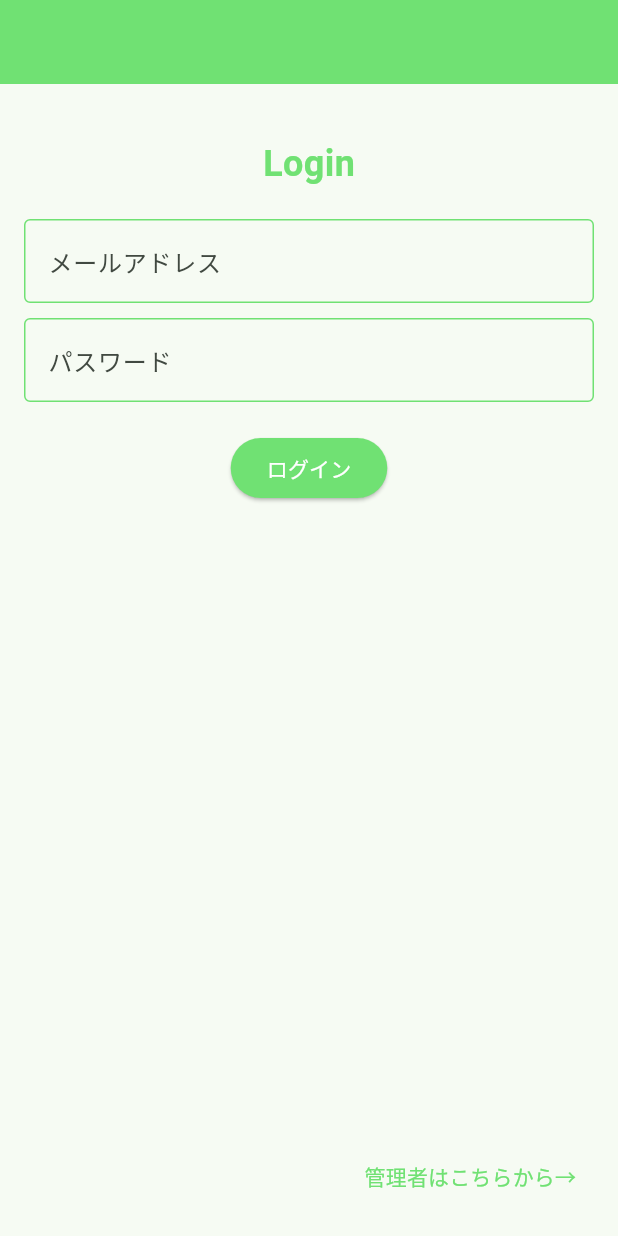
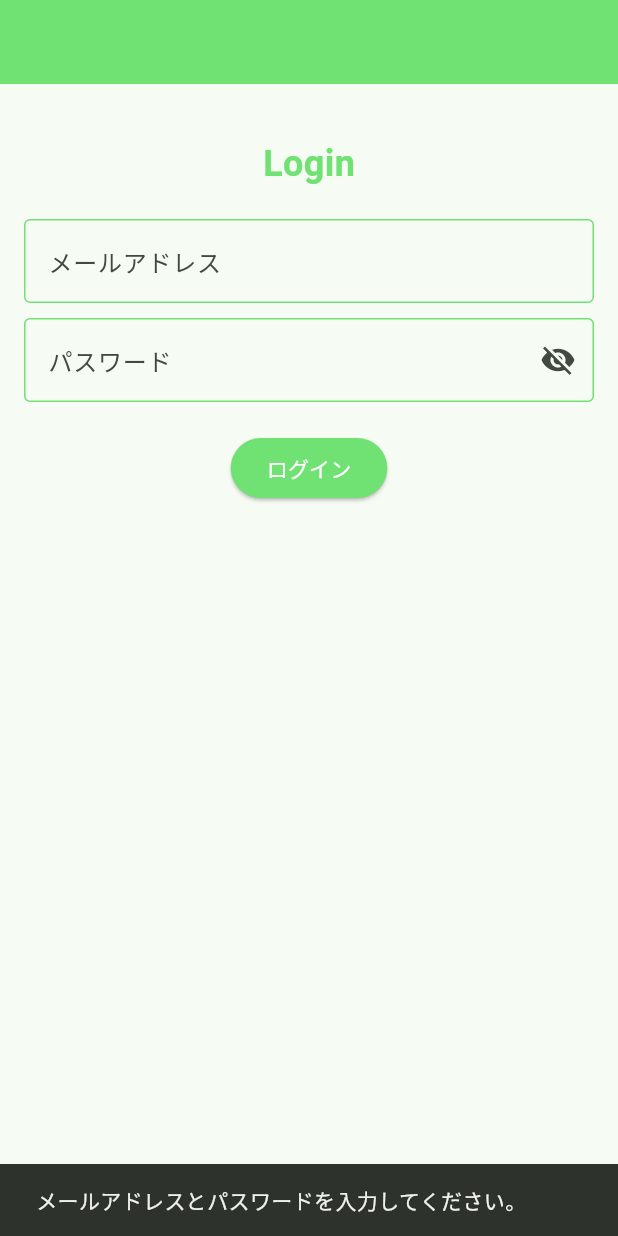
Before and after one commit to fuku-000/respon2, a Flutter app: the AyatakaPage screen opened directly, after a tap on "ログイン", on a phone screen of 412 x 824 dp. Run offline on Flutter 3.47's test engine with Material 3 defaults, Android fonts, the phone set to English and light mode, and no system bars; our stand-ins replace cloud_firestore, firebase_auth, firebase_core, shared_preferences, table_calendar; accounts and stored records are empty.

Commit message:
ayatakaの修正

```diff
--- a/lib/ayataka.dart
+++ b/lib/ayataka.dart
@@ -1,32 +1,39 @@
 import 'package:flutter/material.dart';
 import 'package:firebase_auth/firebase_auth.dart';
 import 'package:firebase_core/firebase_core.dart';
+import 'package:respon2/full.dart';
 import 'package:respon2/fuku.dart';
-import 'package:respon2/full.dart';
 import 'package:respon2/login_function.dart';
 import 'package:respon2/admin_page.dart'; // AdminPage をインポート
+
 class AyatakaPage extends StatefulWidget {
   AyatakaPage({Key? key}) : super(key: key);
+
   @override
   _LoginPage createState() => _LoginPage();
 }
+
 class _LoginPage extends State<AyatakaPage> {
   final TextEditingController _emailController = TextEditingController();
   final TextEditingController _passwordController = TextEditingController();
-  bool _obscureText = true; // 新しいプライベートフィールド
+  bool _obscureText = true;
+
   void _togglePasswordVisibility() {
     setState(() {
       _obscureText = !_obscureText;
     });
   }
+
   void _loginUser() async {
     try {
       String email = _emailController.text.trim();
       String password = _passwordController.text.trim();
+
       if (email.isEmpty || password.isEmpty) {
         _showErrorSnackbar('メールアドレスとパスワードを入力してください。');
         return;
       }
+
       bool success = await loginUser(email, password);
       if (success) {
         print('ログイン成功');
@@ -40,17 +47,19 @@ class _LoginPage extends State<AyatakaPage> {
       _showErrorSnackbar('エラーが発生しました: $e');
     }
   }
+
   void _showErrorSnackbar(String message) {
     ScaffoldMessenger.of(context).showSnackBar(
       SnackBar(content: Text(message)),
     );
   }
+
   @override
   Widget build(BuildContext context) {
     return Scaffold(
       appBar: AppBar(
-        backgroundColor: const Color(0xFF70E173), // AppBarの背景色を設定
-        title: const Text(''), // 元のコード通り、タイトルは空のままに
+        backgroundColor: const Color(0xFF70E173),
+        title: const Text(''),
       ),
       body: Padding(
         padding: const EdgeInsets.all(16.0),
@@ -60,10 +69,9 @@ class _LoginPage extends State<AyatakaPage> {
             const Text(
               'Login',
               style: TextStyle(
-
                 fontSize: 24,
                 fontWeight: FontWeight.bold,
-                color: Color(0xFF70E173), // テキストの色を設定
+                color: Color(0xFF70E173),
               ),
             ),
             const SizedBox(height: 20),
@@ -72,12 +80,11 @@ class _LoginPage extends State<AyatakaPage> {
               decoration: InputDecoration(
                 labelText: 'メールアドレス',
                 border: const OutlineInputBorder(),
-                enabledBorder: OutlineInputBorder(
-                  borderSide: const BorderSide(color: Color(0xFF70E173)), // 枠線の色
+                enabledBorder: const OutlineInputBorder(
+                  borderSide: BorderSide(color: Color(0xFF70E173)),
                 ),
-                focusedBorder: OutlineInputBorder(
-                  borderSide: const BorderSide(color: Color(0xFF70E173)), // 枠線の色
-
+                focusedBorder: const OutlineInputBorder(
+                  borderSide: BorderSide(color: Color(0xFF70E173)),
                 ),
               ),
             ),
@@ -88,32 +95,32 @@ class _LoginPage extends State<AyatakaPage> {
               decoration: InputDecoration(
                 labelText: 'パスワード',
                 border: const OutlineInputBorder(),
-                enabledBorder: OutlineInputBorder(
-                  borderSide: const BorderSide(color: Color(0xFF70E173)), // 枠線の色
+                enabledBorder: const OutlineInputBorder(
+                  borderSide: BorderSide(color: Color(0xFF70E173)),
                 ),
-                focusedBorder: OutlineInputBorder(
-                  borderSide: const BorderSide(color: Color(0xFF70E173)), // 枠線の色
+                focusedBorder: const OutlineInputBorder(
+                  borderSide: BorderSide(color: Color(0xFF70E173)),
+                ),
+                suffixIcon: IconButton(
+                  icon: Icon(
+                    _obscureText ? Icons.visibility_off : Icons.visibility,
+                  ),
+                  onPressed: _togglePasswordVisibility,
                 ),
               ),
             ),
             const SizedBox(height: 20),
             ElevatedButton(
-
-
               style: ElevatedButton.styleFrom(
-                backgroundColor: const Color(0xFF70E173), // ボタンの背景色
+                backgroundColor: const Color(0xFF70E173),
               ),
-              onPressed: () {
-                // ログイン処理をここに実装
-              },
               onPressed: _loginUser,
               child: const Text(
                 'ログイン',
                 style: TextStyle(
-                  color: Colors.white, // 読みやすさのためにテキスト色は白
+                  color: Colors.white,
                 ),
               ),
-
             ),
             const Spacer(),
             Align(
@@ -127,7 +134,7 @@ class _LoginPage extends State<AyatakaPage> {
                 child: const Text(
                   '管理者はこちらから→',
                   style: TextStyle(
-                    color: Color(0xFF70E173), // テキストボタンの色
+                    color: Color(0xFF70E173),
                   ),
                 ),
               ),
@@ -138,8 +145,13 @@ class _LoginPage extends State<AyatakaPage> {
     );
   }
 }
+
 void main() async {
   WidgetsFlutterBinding.ensureInitialized();
-  await Firebase.initializeApp();
-  runApp(MaterialApp(home: AyatakaPage()));
+  try {
+    await Firebase.initializeApp();
+    runApp(MaterialApp(home: AyatakaPage()));
+  } catch (e) {
+    print('Firebase 初期化エラー: $e');
+  }
 }
```
